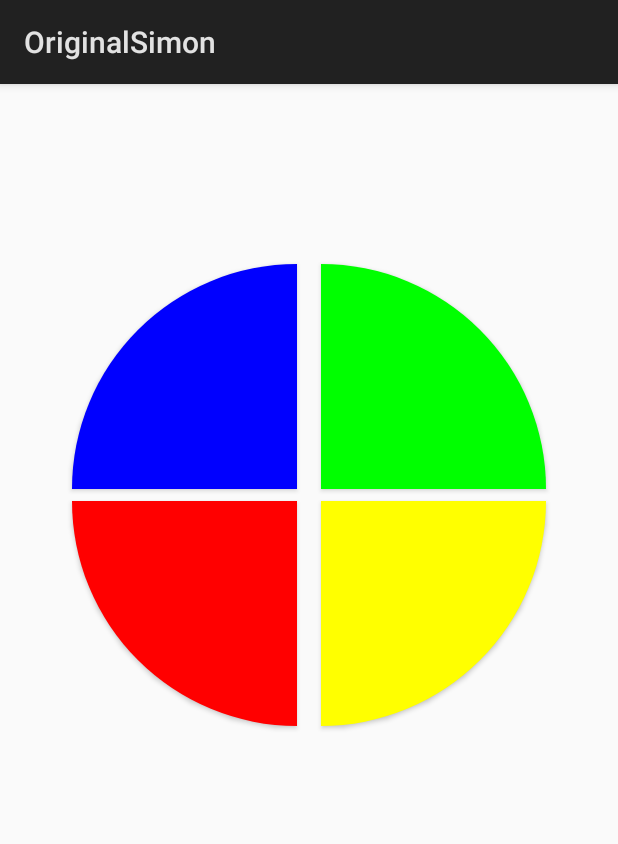
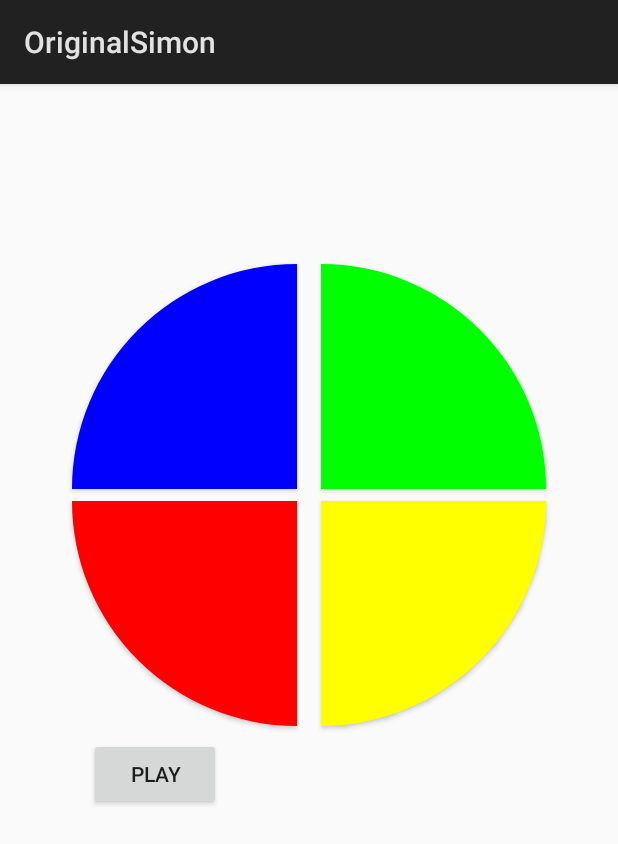
Before and after one commit to Larmstrong1626/Assignment_2, an Android app: the OriginalSimon screen opened directly, with no data from a screen before it, on a phone screen of 412 x 824 dp. Shown: the top 844 px of the screen. Run offline under Robolectric (Android 15) with nearby library versions, the phone set to English and light mode, and no system bars.

Commit message:
New game button

```diff
--- a/app/src/main/java/com/oc/assignment02/OriginalSimon.java
+++ b/app/src/main/java/com/oc/assignment02/OriginalSimon.java
@@ -20,8 +20,6 @@ import android.os.Bundle;
 import android.app.Activity;
 import android.os.Handler;
 import android.util.Log;
-import android.view.KeyEvent;
-import android.view.MotionEvent;
 import android.view.View;
 import android.widget.Button;
 import android.widget.Toast;
@@ -38,6 +36,8 @@ public class OriginalSimon extends Activity {
     final Handler handler = new Handler();
     private SoundPool soundPool;
     private Set<Integer> soundsLoaded;
+    final int MAX_LENGTH = 1000;
+    int moves_array[] = new int[MAX_LENGTH];
 
     @Override
     protected void onCreate(Bundle savedInstanceState) {
--- a/app/src/main/java/com/oc/assignment02/SoundsClass.java
+++ b/app/src/main/java/com/oc/assignment02/SoundsClass.java
@@ -13,13 +13,9 @@ public class SoundsClass{
 
 
     public void play() {
-        //soundPool.play(soundId, volume, volume, 0, 0, 1);
+
         soundPool.play(soundId, 1.0f, 1.0f, 0, 0, 1.0f);
 
     }
 
-
-    public void dispose() {
-        soundPool.unload(soundId);
-    }
 }
--- a/app/src/main/res/layout/activity_original_simon.xml
+++ b/app/src/main/res/layout/activity_original_simon.xml
@@ -49,4 +49,16 @@
         android:orientation="vertical"
         app:layout_constraintGuide_percent=".5" />
 
+    <Button
+        android:id="@+id/button2"
+        android:layout_width="wrap_content"
+        android:layout_height="wrap_content"
+        android:layout_marginEnd="8dp"
+        android:layout_marginStart="8dp"
+        android:layout_marginTop="8dp"
+        android:text="Play"
+        app:layout_constraintEnd_toStartOf="@+id/guideline2"
+        app:layout_constraintStart_toStartOf="parent"
+        app:layout_constraintTop_toBottomOf="@+id/button_bl" />
+
 </android.support.constraint.ConstraintLayout>
```
